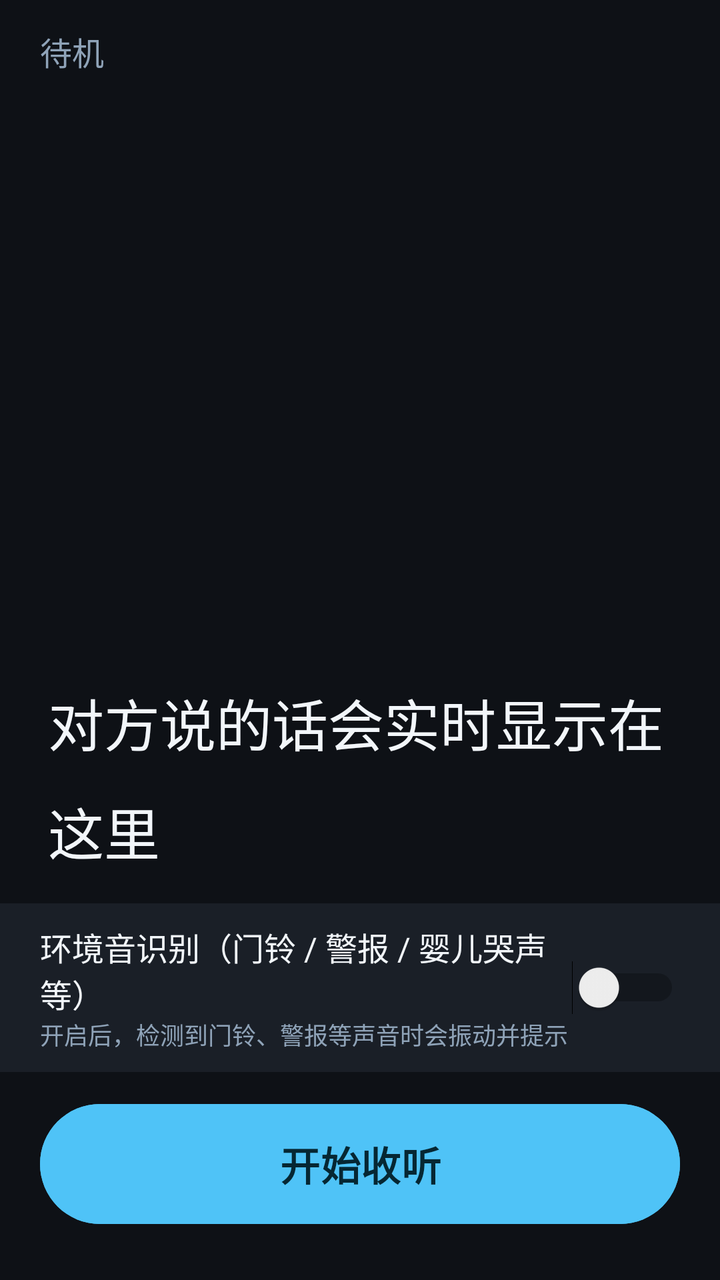
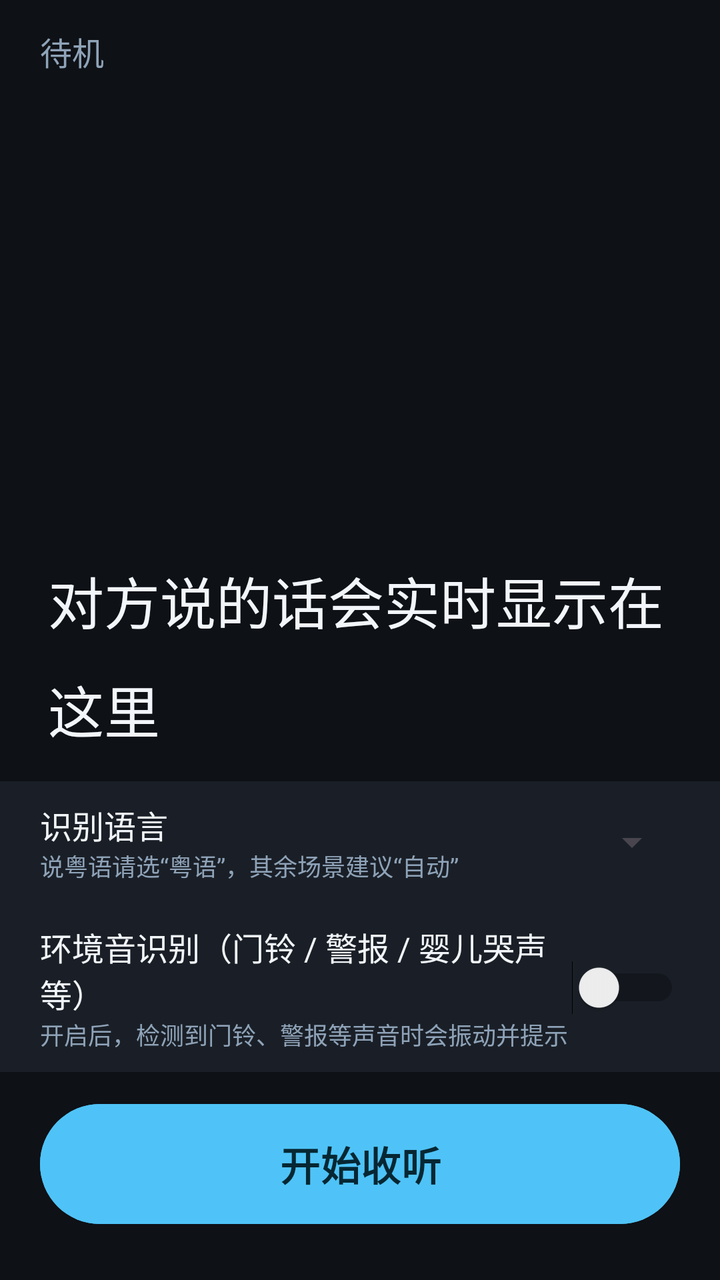

Two renders of the same Android screen: before a commit and after it. Below are the layout's source before the change and the commit's diff.
<!-- AndroidManifest.xml: application theme Theme.HearingAssist -->
<!-- res/layout/activity_main.xml -->
<?xml version="1.0" encoding="utf-8"?>
<LinearLayout xmlns:android="http://schemas.android.com/apk/res/android"
    android:layout_width="match_parent"
    android:layout_height="match_parent"
    android:background="@color/background"
    android:orientation="vertical">

    
    <TextView
        android:id="@+id/tvStatus"
        android:layout_width="match_parent"
        android:layout_height="wrap_content"
        android:paddingHorizontal="20dp"
        android:paddingVertical="14dp"
        android:text="@string/status_idle"
        android:textColor="@color/text_secondary"
        android:textSize="16sp" />

    
    <ScrollView
        android:id="@+id/scrollSubtitles"
        android:layout_width="match_parent"
        android:layout_height="0dp"
        android:layout_weight="1"
        android:fillViewport="true">

        <TextView
            android:id="@+id/tvSubtitles"
            android:layout_width="match_parent"
            android:layout_height="wrap_content"
            android:gravity="bottom"
            android:lineSpacingMultiplier="1.35"
            android:paddingHorizontal="24dp"
            android:paddingVertical="16dp"
            android:text="@string/initial_hint"
            android:textColor="@color/text_primary"
            android:textSize="28sp" />
    </ScrollView>

    
    <TextView
        android:id="@+id/tvEnvAlert"
        android:layout_width="match_parent"
        android:layout_height="wrap_content"
        android:background="@color/env_alert"
        android:paddingHorizontal="20dp"
        android:paddingVertical="16dp"
        android:textColor="@color/env_alert_text"
        android:textSize="22sp"
        android:textStyle="bold"
        android:visibility="gone" />

    
    <LinearLayout
        android:layout_width="match_parent"
        android:layout_height="wrap_content"
        android:background="@color/surface"
        android:gravity="center_vertical"
        android:orientation="horizontal"
        android:paddingHorizontal="20dp"
        android:paddingVertical="10dp">

        <LinearLayout
            android:layout_width="0dp"
            android:layout_height="wrap_content"
            android:layout_weight="1"
            android:orientation="vertical">

            <TextView
                android:layout_width="wrap_content"
                android:layout_height="wrap_content"
                android:text="@string/env_sound_label"
                android:textColor="@color/text_primary"
                android:textSize="16sp" />

            <TextView
                android:layout_width="wrap_content"
                android:layout_height="wrap_content"
                android:text="@string/env_sound_hint"
                android:textColor="@color/text_secondary"
                android:textSize="12sp" />
        </LinearLayout>

        <Switch
            android:id="@+id/swEnvSound"
            android:layout_width="wrap_content"
            android:layout_height="wrap_content"
            android:checked="false" />
    </LinearLayout>

    
    <Button
        android:id="@+id/btnMain"
        android:layout_width="match_parent"
        android:layout_height="68dp"
        android:layout_marginHorizontal="20dp"
        android:layout_marginTop="12dp"
        android:layout_marginBottom="24dp"
        android:backgroundTint="@color/accent"
        android:text="@string/btn_start"
        android:textColor="#062733"
        android:textSize="20sp"
        android:textStyle="bold" />
</LinearLayout>
<!-- resources referenced by this layout -->
<resources>
  <color name="accent">#4FC3F7</color>
  <color name="background">#0E1116</color>
  <color name="env_alert">#FFB300</color>
  <color name="env_alert_text">#1A1200</color>
  <color name="surface">#1A1F27</color>
  <color name="text_primary">#F2F6FA</color>
  <color name="text_secondary">#8FA3B8</color>
  <string name="btn_start">开始收听</string>
  <string name="env_sound_hint">开启后，检测到门铃、警报等声音时会振动并提示</string>
  <string name="env_sound_label">环境音识别（门铃 / 警报 / 婴儿哭声等）</string>
  <string name="initial_hint">对方说的话会实时显示在这里</string>
  <string name="status_idle">待机</string>
  <style name="Theme.HearingAssist" parent="Theme.Material3.DayNight.NoActionBar">
          <item name="android:windowBackground">@color/background</item>
          <item name="android:statusBarColor">@color/background</item>
          <item name="android:navigationBarColor">@color/background</item>
          <item name="android:windowLightStatusBar">false</item>
      </style>
</resources>

<!-- the commit's change to res/layout/activity_main.xml (unified diff, before → after) -->
@@ -69,6 +69,43 @@
             <TextView
                 android:layout_width="wrap_content"
                 android:layout_height="wrap_content"
+                android:text="@string/lang_label"
+                android:textColor="@color/text_primary"
+                android:textSize="16sp" />
+
+            <TextView
+                android:layout_width="wrap_content"
+                android:layout_height="wrap_content"
+                android:text="@string/lang_hint"
+                android:textColor="@color/text_secondary"
+                android:textSize="12sp" />
+        </LinearLayout>
+
+        <Spinner
+            android:id="@+id/spnLang"
+            android:layout_width="wrap_content"
+            android:layout_height="wrap_content" />
+    </LinearLayout>
+
+    
+    <LinearLayout
+        android:layout_width="match_parent"
+        android:layout_height="wrap_content"
+        android:background="@color/surface"
+        android:gravity="center_vertical"
+        android:orientation="horizontal"
+        android:paddingHorizontal="20dp"
+        android:paddingVertical="10dp">
+
+        <LinearLayout
+            android:layout_width="0dp"
+            android:layout_height="wrap_content"
+            android:layout_weight="1"
+            android:orientation="vertical">
+
+            <TextView
+                android:layout_width="wrap_content"
+                android:layout_height="wrap_content"
                 android:text="@string/env_sound_label"
                 android:textColor="@color/text_primary"
                 android:textSize="16sp" />
<!-- resource entries referenced after the edit -->
@@ -11,6 +11,8 @@
   <string name="env_sound_hint">开启后，检测到门铃、警报等声音时会振动并提示</string>
   <string name="env_sound_label">环境音识别（门铃 / 警报 / 婴儿哭声等）</string>
   <string name="initial_hint">对方说的话会实时显示在这里</string>
+  <string name="lang_hint">说粤语请选“粤语”，其余场景建议“自动”</string>
+  <string name="lang_label">识别语言</string>
   <string name="status_idle">待机</string>
   <style name="Theme.HearingAssist" parent="Theme.Material3.DayNight.NoActionBar">
           <item name="android:windowBackground">@color/background</item>
